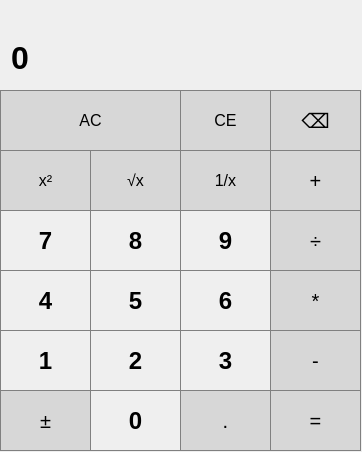
Above: mainwindow.ui from moz6go/Calculator before the change. Below: the same form after it.
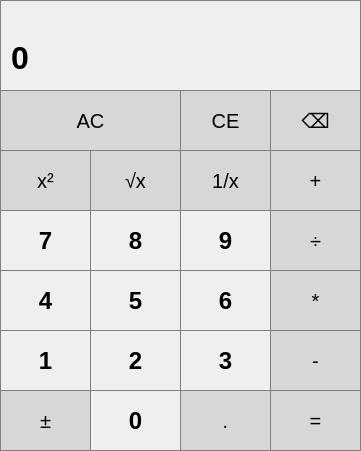
That is the form after the change.

Diff of the .ui file:
```diff
--- a/mainwindow.ui
+++ b/mainwindow.ui
@@ -6,25 +6,30 @@
    <rect>
     <x>0</x>
     <y>0</y>
-    <width>362</width>
-    <height>452</height>
+    <width>361</width>
+    <height>451</height>
    </rect>
   </property>
   <property name="minimumSize">
    <size>
-    <width>362</width>
-    <height>452</height>
+    <width>361</width>
+    <height>451</height>
    </size>
   </property>
   <property name="maximumSize">
    <size>
-    <width>362</width>
-    <height>452</height>
+    <width>361</width>
+    <height>451</height>
    </size>
   </property>
   <property name="windowTitle">
    <string>Калькулятор</string>
   </property>
+  <property name="styleSheet">
+   <string notr="true">QMainWindow {
+	border: 1px solid gray;
+}</string>
+  </property>
   <widget class="QWidget" name="centralWidget">
    <widget class="QPushButton" name="pushButton_ac">
     <property name="geometry">
@@ -37,7 +42,8 @@
     </property>
     <property name="font">
      <font>
-      <pointsize>12</pointsize>
+      <pointsize>15</pointsize>
+      <italic>false</italic>
      </font>
     </property>
     <property name="focusPolicy">
@@ -100,7 +106,8 @@
     </property>
     <property name="font">
      <font>
-      <pointsize>12</pointsize>
+      <pointsize>15</pointsize>
+      <italic>false</italic>
      </font>
     </property>
     <property name="focusPolicy">
@@ -724,7 +731,8 @@
     </property>
     <property name="font">
      <font>
-      <pointsize>12</pointsize>
+      <pointsize>15</pointsize>
+      <italic>false</italic>
      </font>
     </property>
     <property name="focusPolicy">
@@ -755,7 +763,8 @@
     </property>
     <property name="font">
      <font>
-      <pointsize>12</pointsize>
+      <pointsize>15</pointsize>
+      <italic>false</italic>
      </font>
     </property>
     <property name="focusPolicy">
@@ -786,7 +795,8 @@
     </property>
     <property name="font">
      <font>
-      <pointsize>12</pointsize>
+      <pointsize>15</pointsize>
+      <italic>false</italic>
      </font>
     </property>
     <property name="focusPolicy">
```
